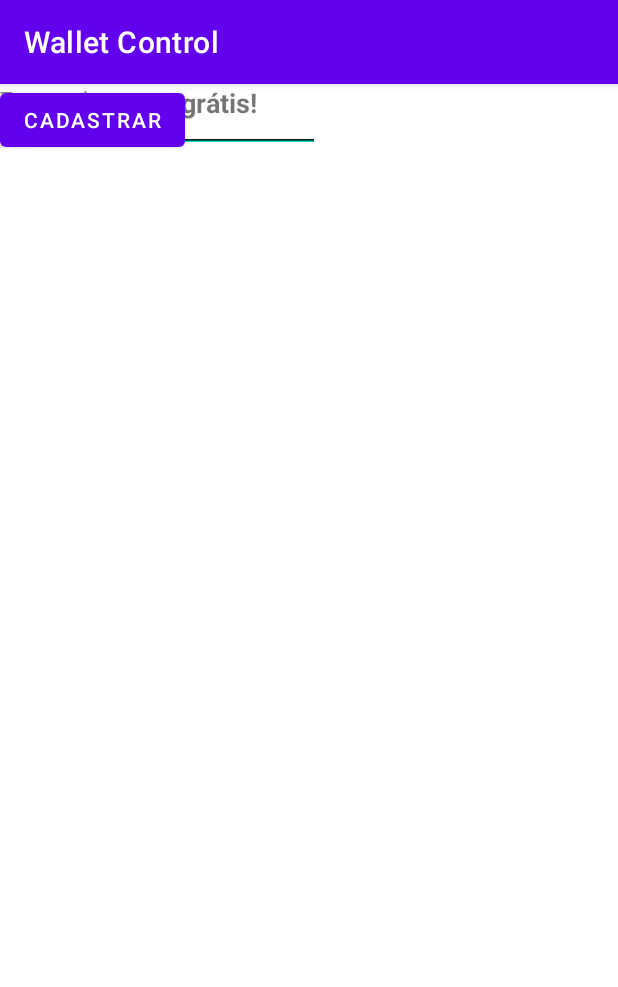
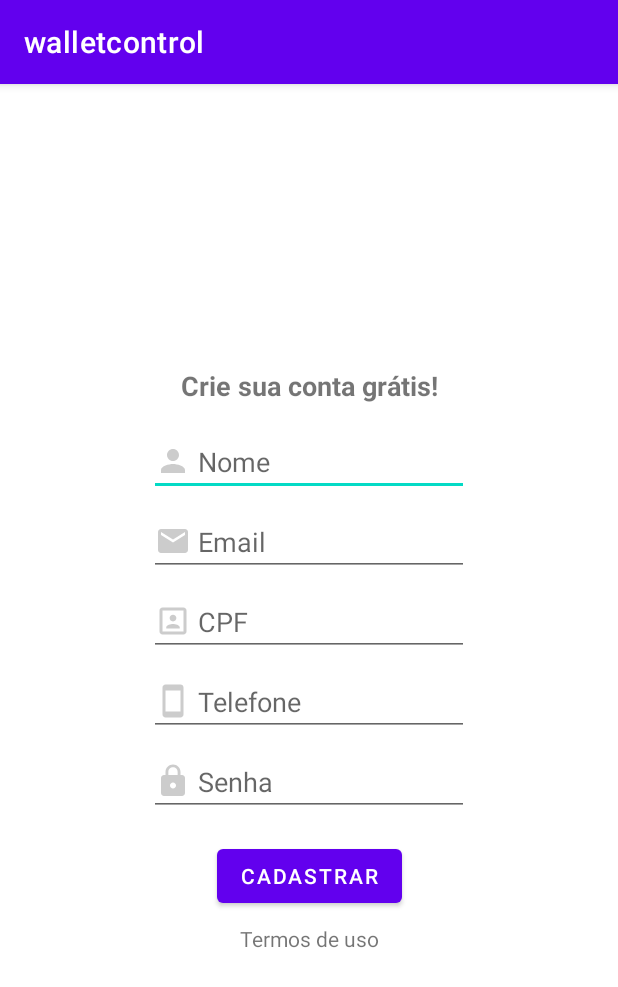
Before and after one commit to ThallesLana/walletcontrol, an Android app: the CadastroActivity screen opened directly, with no data from a screen before it, on a phone screen of 412 x 824 dp. Shown: the top 987 px of the screen. Run offline under Robolectric (Android 15) with nearby library versions, the phone set to English and light mode, and no system bars.

Commit message:
Addition of Sliders and start of the implementation of the registration and login system

```diff
--- a/app/src/main/java/com/wc/walletcontrol/MainActivity.java
+++ b/app/src/main/java/com/wc/walletcontrol/MainActivity.java
@@ -48,6 +48,8 @@ public class MainActivity extends IntroActivity {
         addSlide( new FragmentSlide.Builder()
                 .background(android.R.color.white)
                 .fragment(R.layout.intro_cadastro)
+                .canGoBackward(true)
+                .canGoForward(false)
                 .build());
     }
 
--- /dev/null
+++ b/app/src/main/res/drawable/ic_cpf.xml
@@ -0,0 +1,5 @@
+<vector android:height="24dp" android:tint="#CCCCCC"
+    android:viewportHeight="24" android:viewportWidth="24"
+    android:width="24dp" xmlns:android="http://schemas.android.com/apk/res/android">
+    <path android:fillColor="@android:color/white" android:pathData="M12,12.25c1.24,0 2.25,-1.01 2.25,-2.25S13.24,7.75 12,7.75 9.75,8.76 9.75,10s1.01,2.25 2.25,2.25zM16.5,16.25c0,-1.5 -3,-2.25 -4.5,-2.25s-4.5,0.75 -4.5,2.25L7.5,17h9v-0.75zM19,3L5,3c-1.1,0 -2,0.9 -2,2v14c0,1.1 0.9,2 2,2h14c1.1,0 2,-0.9 2,-2L21,5c0,-1.1 -0.9,-2 -2,-2zM19,19L5,19L5,5h14v14z"/>
+</vector>
--- /dev/null
+++ b/app/src/main/res/drawable/ic_email.xml
@@ -0,0 +1,5 @@
+<vector android:height="24dp" android:tint="#CCCCCC"
+    android:viewportHeight="24" android:viewportWidth="24"
+    android:width="24dp" xmlns:android="http://schemas.android.com/apk/res/android">
+    <path android:fillColor="@android:color/white" android:pathData="M20,4L4,4c-1.1,0 -1.99,0.9 -1.99,2L2,18c0,1.1 0.9,2 2,2h16c1.1,0 2,-0.9 2,-2L22,6c0,-1.1 -0.9,-2 -2,-2zM20,8l-8,5 -8,-5L4,6l8,5 8,-5v2z"/>
+</vector>
--- /dev/null
+++ b/app/src/main/res/drawable/ic_padlock.xml
@@ -0,0 +1,5 @@
+<vector android:height="24dp" android:tint="#CCCCCC"
+    android:viewportHeight="24" android:viewportWidth="24"
+    android:width="24dp" xmlns:android="http://schemas.android.com/apk/res/android">
+    <path android:fillColor="@android:color/white" android:pathData="M18,8h-1L17,6c0,-2.76 -2.24,-5 -5,-5S7,3.24 7,6v2L6,8c-1.1,0 -2,0.9 -2,2v10c0,1.1 0.9,2 2,2h12c1.1,0 2,-0.9 2,-2L20,10c0,-1.1 -0.9,-2 -2,-2zM12,17c-1.1,0 -2,-0.9 -2,-2s0.9,-2 2,-2 2,0.9 2,2 -0.9,2 -2,2zM15.1,8L8.9,8L8.9,6c0,-1.71 1.39,-3.1 3.1,-3.1 1.71,0 3.1,1.39 3.1,3.1v2z"/>
+</vector>
--- /dev/null
+++ b/app/src/main/res/drawable/ic_person.xml
@@ -0,0 +1,5 @@
+<vector android:height="24dp" android:tint="#CCCCCC"
+    android:viewportHeight="24" android:viewportWidth="24"
+    android:width="24dp" xmlns:android="http://schemas.android.com/apk/res/android">
+    <path android:fillColor="@android:color/white" android:pathData="M12,12c2.21,0 4,-1.79 4,-4s-1.79,-4 -4,-4 -4,1.79 -4,4 1.79,4 4,4zM12,14c-2.67,0 -8,1.34 -8,4v2h16v-2c0,-2.66 -5.33,-4 -8,-4z"/>
+</vector>
--- /dev/null
+++ b/app/src/main/res/drawable/ic_phone.xml
@@ -0,0 +1,5 @@
+<vector android:height="24dp" android:tint="#CCCCCC"
+    android:viewportHeight="24" android:viewportWidth="24"
+    android:width="24dp" xmlns:android="http://schemas.android.com/apk/res/android">
+    <path android:fillColor="@android:color/white" android:pathData="M17,1.01L7,1c-1.1,0 -2,0.9 -2,2v18c0,1.1 0.9,2 2,2h10c1.1,0 2,-0.9 2,-2V3c0,-1.1 -0.9,-1.99 -2,-1.99zM17,19H7V5h10v14z"/>
+</vector>
--- a/app/src/main/res/layout/activity_cadastro.xml
+++ b/app/src/main/res/layout/activity_cadastro.xml
@@ -10,58 +10,112 @@
         android:id="@+id/textView6"
         android:layout_width="wrap_content"
         android:layout_height="wrap_content"
+        android:layout_marginBottom="16dp"
         android:text="Crie sua conta grátis!"
         android:textSize="18sp"
         android:textStyle="bold"
-        tools:layout_editor_absoluteX="121dp"
-        tools:layout_editor_absoluteY="53dp" />
+        app:layout_constraintBottom_toTopOf="@+id/editTextTextPersonName"
+        app:layout_constraintEnd_toEndOf="parent"
+        app:layout_constraintStart_toStartOf="parent"
+        app:layout_constraintTop_toTopOf="parent"
+        app:layout_constraintVertical_chainStyle="packed"
+        tools:ignore="HardcodedText" />
 
     <EditText
         android:id="@+id/editTextTextPersonName"
         android:layout_width="wrap_content"
         android:layout_height="wrap_content"
-        android:drawableLeft="@drawable/ic_pessoa_cinza_24"
+        android:layout_marginBottom="8dp"
+        android:drawableLeft="@drawable/ic_person"
         android:ems="10"
-        android:hint="Nome"
+        android:hint=" Nome"
         android:inputType="textPersonName"
-        tools:layout_editor_absoluteX="100dp"
-        tools:layout_editor_absoluteY="100dp" />
+        app:layout_constraintBottom_toTopOf="@+id/editTextTextPersonName2"
+        app:layout_constraintEnd_toEndOf="parent"
+        app:layout_constraintStart_toStartOf="parent"
+        app:layout_constraintTop_toBottomOf="@+id/textView6"
+        tools:ignore="Autofill,HardcodedText,RtlHardcoded" />
 
     <EditText
         android:id="@+id/editTextTextPersonName2"
         android:layout_width="wrap_content"
         android:layout_height="wrap_content"
-        android:drawableLeft="@drawable/ic_email_cinza_24"
+        android:layout_marginBottom="8dp"
+        android:drawableLeft="@drawable/ic_email"
         android:ems="10"
-        android:hint="Email"
+        android:hint=" Email"
         android:inputType="textWebEmailAddress"
-        tools:layout_editor_absoluteX="100dp"
-        tools:layout_editor_absoluteY="160dp" />
+        app:layout_constraintBottom_toTopOf="@+id/editTextTextPersonName4"
+        app:layout_constraintEnd_toEndOf="parent"
+        app:layout_constraintStart_toStartOf="parent"
+        app:layout_constraintTop_toBottomOf="@+id/editTextTextPersonName"
+        tools:ignore="Autofill,HardcodedText,RtlHardcoded" />
 
     <EditText
         android:id="@+id/editTextTextPersonName3"
         android:layout_width="wrap_content"
         android:layout_height="wrap_content"
-        android:drawableLeft="@drawable/ic_cadeado_cinza_24"
+        android:drawableLeft="@drawable/ic_padlock"
         android:ems="10"
-        android:hint="Senha"
+        android:hint=" Senha"
         android:inputType="textPassword"
-        tools:layout_editor_absoluteX="100dp"
-        tools:layout_editor_absoluteY="222dp" />
+        app:layout_constraintBottom_toTopOf="@+id/button2"
+        app:layout_constraintEnd_toEndOf="parent"
+        app:layout_constraintStart_toStartOf="parent"
+        app:layout_constraintTop_toBottomOf="@+id/editTextPhone"
+        tools:ignore="Autofill,HardcodedText,RtlHardcoded" />
 
     <Button
         android:id="@+id/button2"
         android:layout_width="wrap_content"
         android:layout_height="wrap_content"
+        android:layout_marginTop="16dp"
+        android:layout_marginBottom="8dp"
         android:text="Cadastrar"
-        tools:layout_editor_absoluteX="144dp"
-        tools:layout_editor_absoluteY="297dp" />
+        app:layout_constraintBottom_toTopOf="@+id/textView7"
+        app:layout_constraintEnd_toEndOf="parent"
+        app:layout_constraintStart_toStartOf="parent"
+        app:layout_constraintTop_toBottomOf="@+id/editTextTextPersonName3"
+        tools:ignore="HardcodedText" />
 
     <TextView
         android:id="@+id/textView7"
         android:layout_width="wrap_content"
         android:layout_height="wrap_content"
         android:text="Termos de uso"
-        tools:layout_editor_absoluteX="159dp"
-        tools:layout_editor_absoluteY="356dp" />
+        app:layout_constraintBottom_toBottomOf="parent"
+        app:layout_constraintEnd_toEndOf="parent"
+        app:layout_constraintStart_toStartOf="parent"
+        app:layout_constraintTop_toBottomOf="@+id/button2"
+        tools:ignore="HardcodedText" />
+
+    <EditText
+        android:id="@+id/editTextTextPersonName4"
+        android:layout_width="wrap_content"
+        android:layout_height="wrap_content"
+        android:layout_marginBottom="8dp"
+        android:drawableLeft="@drawable/ic_cpf"
+        android:ems="10"
+        android:hint=" CPF"
+        android:inputType="textPersonName"
+        app:layout_constraintBottom_toTopOf="@+id/editTextPhone"
+        app:layout_constraintEnd_toEndOf="parent"
+        app:layout_constraintStart_toStartOf="parent"
+        app:layout_constraintTop_toBottomOf="@+id/editTextTextPersonName2"
+        tools:ignore="Autofill,HardcodedText,RtlHardcoded" />
+
+    <EditText
+        android:id="@+id/editTextPhone"
+        android:layout_width="wrap_content"
+        android:layout_height="wrap_content"
+        android:layout_marginBottom="8dp"
+        android:drawableLeft="@drawable/ic_phone"
+        android:ems="10"
+        android:hint=" Telefone"
+        android:inputType="phone"
+        app:layout_constraintBottom_toTopOf="@+id/editTextTextPersonName3"
+        app:layout_constraintEnd_toEndOf="parent"
+        app:layout_constraintStart_toStartOf="parent"
+        app:layout_constraintTop_toBottomOf="@+id/editTextTextPersonName4"
+        tools:ignore="Autofill,HardcodedText,RtlHardcoded" />
 </androidx.constraintlayout.widget.ConstraintLayout>
--- a/app/src/main/res/values/strings.xml
+++ b/app/src/main/res/values/strings.xml
@@ -1,3 +1,3 @@
 <resources>
-    <string name="app_name">Wallet Control</string>
+    <string name="app_name">walletcontrol</string>
 </resources>
--- a/settings.gradle
+++ b/settings.gradle
@@ -1,2 +1,2 @@
 include ':app'
-rootProject.name = "Wallet Control"
+rootProject.name = "walletcontrol"
```
Also changed, not shown: app/src/main/res/layout/activity_login.xml (+55 -0 lines), app/src/main/res/layout/intro_1.xml (+7 -8 lines), app/src/main/res/layout/intro_2.xml (+7 -6 lines), app/src/main/res/layout/intro_3.xml (+6 -6 lines), app/src/main/res/layout/intro_4.xml (+23 -20 lines), app/src/main/res/drawable/wp1.png (added), app/src/main/res/drawable/wp2.png (added), app/src/main/res/drawable/wp3.png (added), app/src/main/res/drawable/wp4.png (added).
